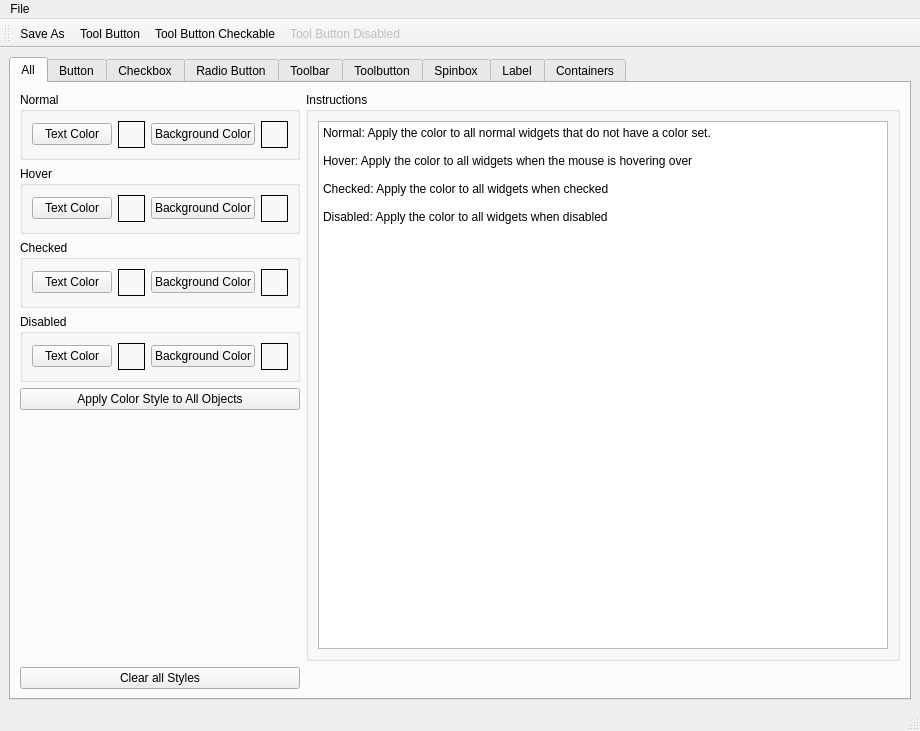
Before: the Qt Designer form flexgui/src/flexqss.ui in jethornton/flexgui, drawn with Qt 5.
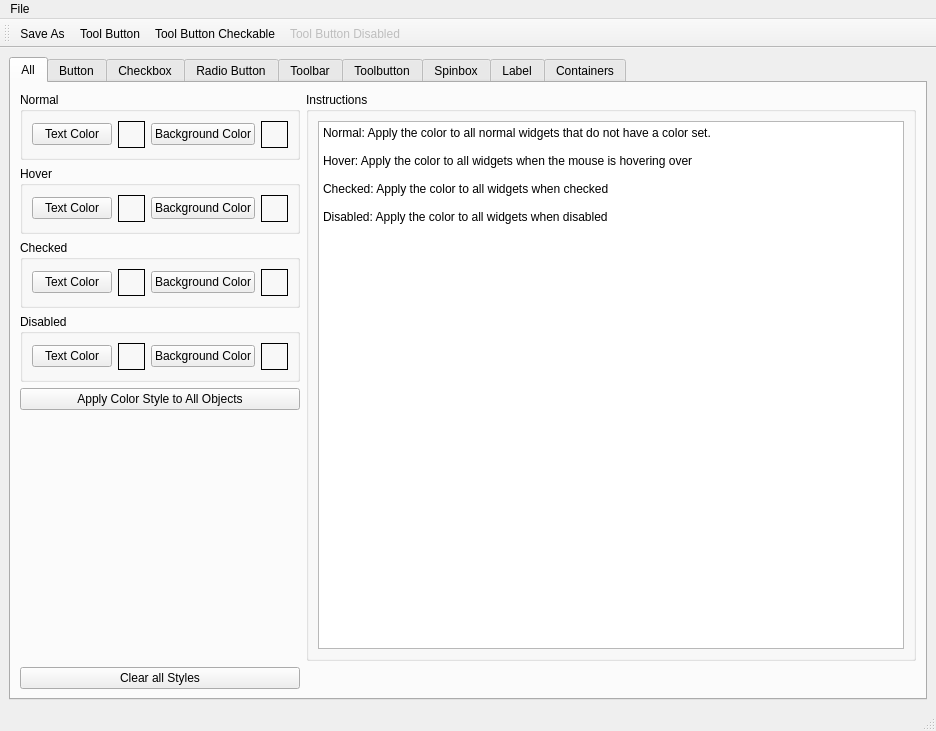
After: the same form once the commit is applied.

Commit message: add all toolbar background color

The edit to the form file:
```diff
--- a/flexgui/src/flexqss.ui
+++ b/flexgui/src/flexqss.ui
@@ -6,7 +6,7 @@
    <rect>
     <x>0</x>
     <y>0</y>
-    <width>920</width>
+    <width>936</width>
     <height>731</height>
    </rect>
   </property>
@@ -9057,7 +9057,7 @@
     <rect>
      <x>0</x>
      <y>0</y>
-     <width>920</width>
+     <width>936</width>
      <height>24</height>
     </rect>
    </property>
```
Left out of the diff: 2 changed lines with no effect on the pictures. The commit also changes 1 other file.
